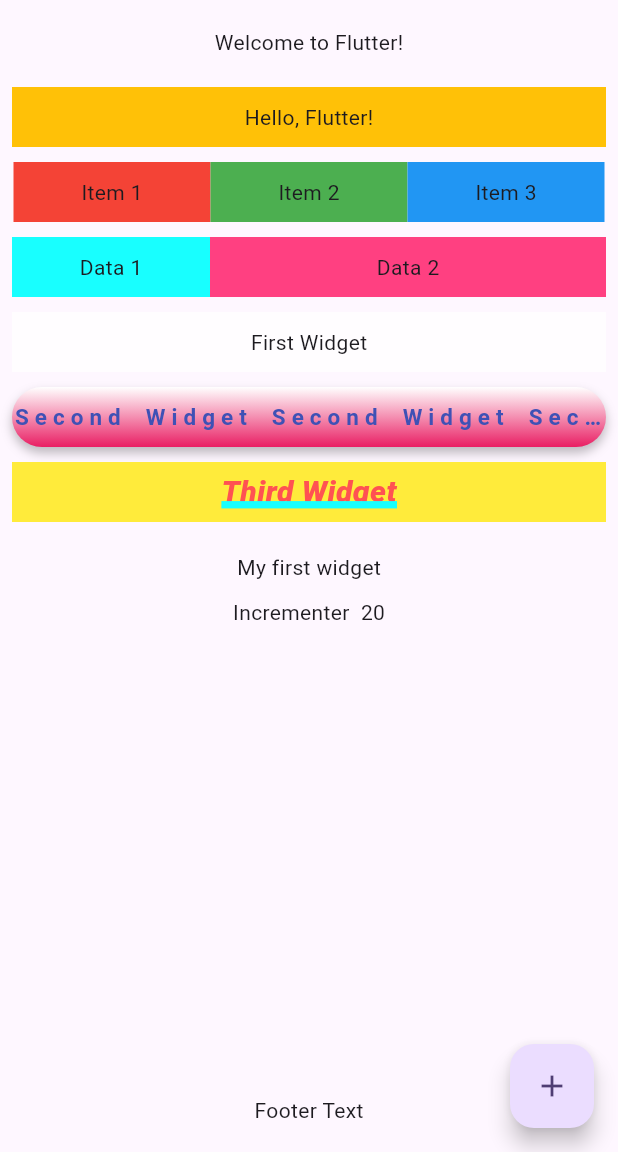
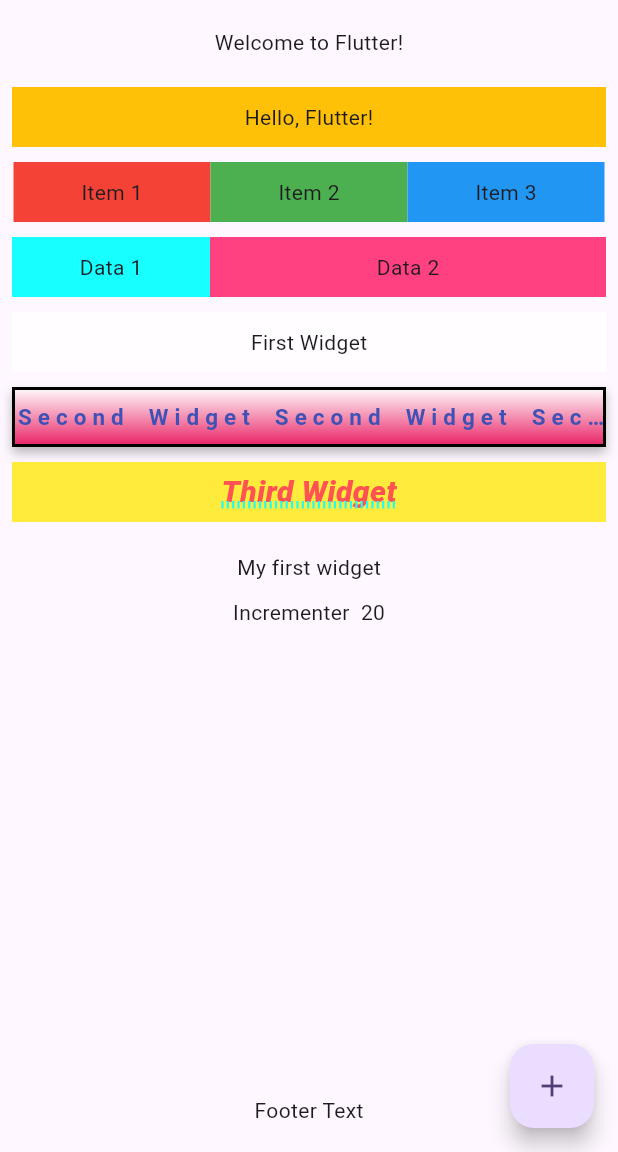
Before and after one commit to Nuzha12/Flutter, a Flutter app: the screen it shows after launch, on a phone screen of 412 x 824 dp, the part 84-1236 px from its top. Run offline on Flutter 3.47's test engine with Material 3 defaults, Android fonts, the phone set to English and light mode, and no system bars.

Commit message:
updated project_2 UI improvements

```diff
--- a/project_2/lib/main.dart
+++ b/project_2/lib/main.dart
@@ -56,19 +56,17 @@
 class _MyHomePageState extends State<MyHomePage> {
   int _counter = 0;
 
-  void _incrementCounter(){
+  void _incrementCounter() {
     print('increment click $_counter');
     _counter++;
 
     print('increment click $_counter');
-    _counter++;
+    setState(() {
+      _counter++;
+    });
   }
 
-  // void _incrementCounter() {
-  //   setState(() {
-  //     _counter++;
-  //   });
-  // }
+
 
   @override
   void initState() {
@@ -104,7 +102,6 @@
               Container(
                 height: 40.0,
                 width: 400.0,
-                // margin: EdgeInsets.only(bottom: 10),
                 child: Center(
                   child: Text("Welcome to Flutter!"),
                 ),
@@ -161,6 +158,7 @@
                   ),
                 ),
               ),
+
               Container(
                 height: 40.0,
                 child: Row(
@@ -212,12 +210,13 @@
                 decoration: BoxDecoration(
                    color: Colors.white,
                    // borderRadius: BorderRadius.circular(5)
-                   borderRadius: BorderRadius.all(Radius.circular(25)),
+                   // borderRadius: BorderRadius.all(Radius.circular(25)),
                    // borderRadius: BorderRadius.only(topLeft: Radius.circular(5), topRight: Radius.circular(2))
                    //    borderRadius: BorderRadius.all(Radius.elliptical(5, 3)),
-                   //    border: Border.all(color: Colors.black, style: BorderStyle.solid, width: 2),
+                      border: Border.all(color: Colors.black, style: BorderStyle.solid, width: 2),
                       boxShadow: [
-                        BoxShadow(color: Colors.black26,
+                        BoxShadow(
+                                  color: Colors.black26,
                                   offset: Offset(0, 4),
                                   blurRadius: 5
                         ),
@@ -260,7 +259,7 @@
                     decoration: TextDecoration.underline,
                     decorationColor: Colors.cyanAccent,
                     decorationThickness: 5,
-                    decorationStyle: TextDecorationStyle.solid
+                    decorationStyle: TextDecorationStyle.dotted
                   ),),
                 ),
               ),
@@ -300,11 +299,8 @@
           ),
       ),
     );
-
   }
 }
-
-
 
 class MyFirstWidget extends StatelessWidget{
   const MyFirstWidget({super.key});
```
